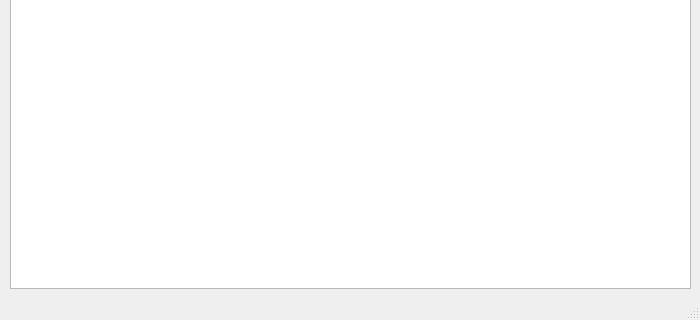
The window that source/qtdesigner/oracle_recompiler_ui.ui (MValaguz/MGrep) describes before a commit, drawn with Qt 5; both pictures show x 0 to 700 and y 180 to 500 of the 700 by 500 pixel window.
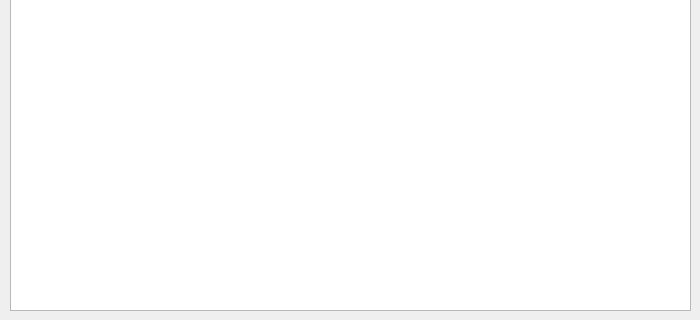
The same window after the commit. Icons and pictures are not drawn.

What changed in the file:
```diff
--- a/source/qtdesigner/oracle_recompiler_ui.ui
+++ b/source/qtdesigner/oracle_recompiler_ui.ui
@@ -93,7 +93,6 @@
     </item>
    </layout>
   </widget>
-  <widget class="QStatusBar" name="statusbar"/>
  </widget>
  <tabstops>
   <tabstop>e_server_name</tabstop>
```
